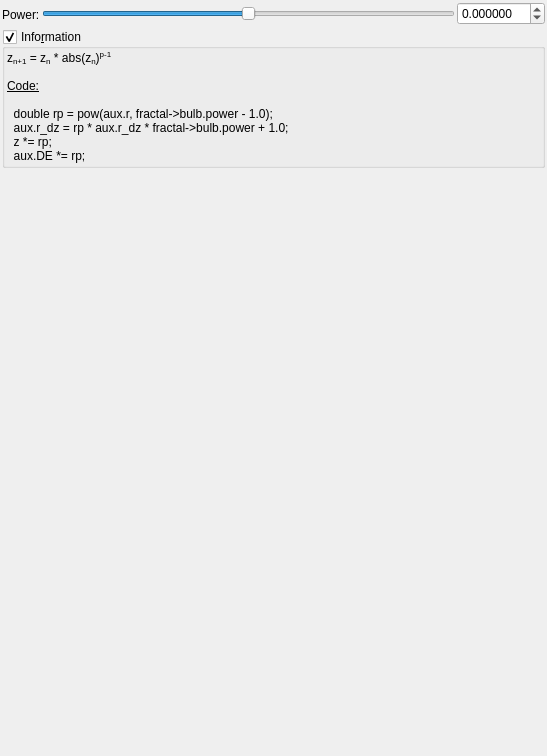
Old version of the form mandelbulber2/qt_data/fractal_transf_rpower.ui in the repository buddhi1980/mandelbulber2.
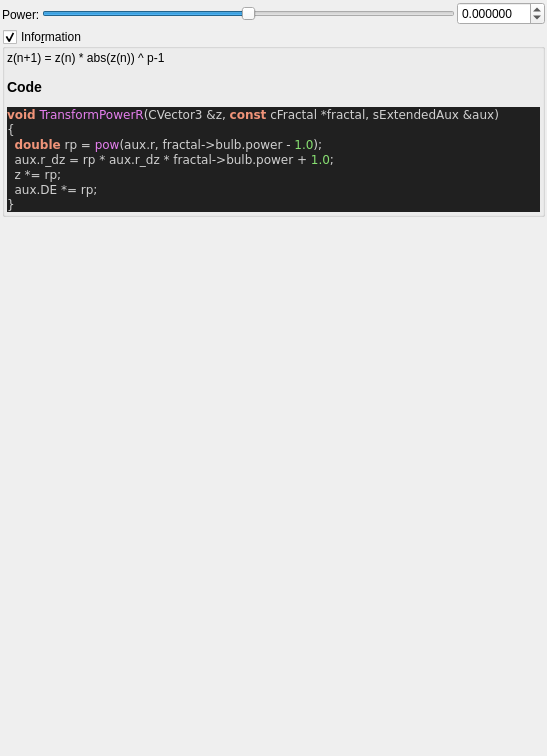
New version of the form. Custom widgets are drawn as their Qt base class.

Commit message:
added all transforms information boxes
now all formulas can be parsed.

@buddhi do you got a reference for Xenodreambuie formula?

```diff
--- a/mandelbulber2/qt_data/fractal_transf_rpower.ui
+++ b/mandelbulber2/qt_data/fractal_transf_rpower.ui
@@ -126,18 +126,28 @@
       <item>
        <widget class="QLabel" name="label_4">
         <property name="text">
-         <string>&lt;!DOCTYPE HTML PUBLIC &quot;-//W3C//DTD HTML 4.0//EN&quot; &quot;http://www.w3.org/TR/REC-html40/strict.dtd&quot;&gt;
-&lt;html&gt;&lt;head&gt;&lt;meta name=&quot;qrichtext&quot; content=&quot;1&quot; /&gt;&lt;style type=&quot;text/css&quot;&gt;
-p, li { white-space: pre-wrap; }
-&lt;/style&gt;&lt;/head&gt;&lt;body&gt;
-&lt;p style=&quot; margin-top:0px; margin-bottom:0px; margin-left:0px; margin-right:0px; -qt-block-indent:0; text-indent:0px;&quot;&gt;z&lt;span style=&quot; vertical-align:sub;&quot;&gt;n+1&lt;/span&gt; = z&lt;span style=&quot; vertical-align:sub;&quot;&gt;n&lt;/span&gt; * abs(z&lt;span style=&quot; vertical-align:sub;&quot;&gt;n&lt;/span&gt;)&lt;span style=&quot; vertical-align:super;&quot;&gt;p-1&lt;/span&gt;&lt;/p&gt;
-&lt;p style=&quot;-qt-paragraph-type:empty; margin-top:0px; margin-bottom:0px; margin-left:0px; margin-right:0px; -qt-block-indent:0; text-indent:0px;&quot;&gt;&lt;br /&gt;&lt;/p&gt;
-&lt;p style=&quot; margin-top:0px; margin-bottom:0px; margin-left:0px; margin-right:0px; -qt-block-indent:0; text-indent:0px;&quot;&gt;&lt;span style=&quot; text-decoration: underline;&quot;&gt;Code:&lt;/span&gt;&lt;/p&gt;
-&lt;p style=&quot;-qt-paragraph-type:empty; margin-top:0px; margin-bottom:0px; margin-left:0px; margin-right:0px; -qt-block-indent:0; text-indent:0px; text-decoration: underline;&quot;&gt;&lt;br /&gt;&lt;/p&gt;
-&lt;p style=&quot; margin-top:0px; margin-bottom:0px; margin-left:0px; margin-right:0px; -qt-block-indent:0; text-indent:0px;&quot;&gt;  double rp = pow(aux.r, fractal-&amp;gt;bulb.power - 1.0);&lt;/p&gt;
-&lt;p style=&quot; margin-top:0px; margin-bottom:0px; margin-left:0px; margin-right:0px; -qt-block-indent:0; text-indent:0px;&quot;&gt;  aux.r_dz = rp * aux.r_dz * fractal-&amp;gt;bulb.power + 1.0;&lt;/p&gt;
-&lt;p style=&quot; margin-top:0px; margin-bottom:0px; margin-left:0px; margin-right:0px; -qt-block-indent:0; text-indent:0px;&quot;&gt;  z *= rp;&lt;/p&gt;
-&lt;p style=&quot; margin-top:0px; margin-bottom:0px; margin-left:0px; margin-right:0px; -qt-block-indent:0; text-indent:0px;&quot;&gt;  aux.DE *= rp;&lt;/p&gt;&lt;/body&gt;&lt;/html&gt;</string>
+         <string>&lt;p&gt;z(n+1) = z(n) * abs(z(n)) ^ p-1&lt;/p&gt;&lt;table&gt;
+&lt;/table&gt;
+&lt;h3&gt;Code&lt;/h3&gt;
+&lt;!DOCTYPE HTML PUBLIC &quot;-//W3C//DTD HTML 4.0 Transitional//EN&quot;&gt;
+&lt;html&gt;
+&lt;head&gt;
+&lt;meta http-equiv=&quot;content-type&quot; content=&quot;text/html; charset=ISO-8859-1&quot;&gt;
+&lt;title&gt;Source file&lt;/title&gt;
+&lt;/head&gt;
+&lt;body style=&quot;background-color:#202020&quot;&gt;
+&lt;pre style=&quot;color:#d0d0d0; background-color:#202020;  font-family:'Courier New';&quot;&gt;&lt;span style=&quot;color:#f09479; font-weight:bold&quot;&gt;void&lt;/span&gt; &lt;span style=&quot;color:#e47eed&quot;&gt;TransformPowerR&lt;/span&gt;&lt;span style=&quot;color:#d0d0d0&quot;&gt;(&lt;/span&gt;CVector3 &lt;span style=&quot;color:#d0d0d0&quot;&gt;&amp;amp;&lt;/span&gt;z&lt;span style=&quot;color:#d0d0d0&quot;&gt;,&lt;/span&gt; &lt;span style=&quot;color:#f09479; font-weight:bold&quot;&gt;const&lt;/span&gt; cFractal &lt;span style=&quot;color:#d0d0d0&quot;&gt;*&lt;/span&gt;fractal&lt;span style=&quot;color:#d0d0d0&quot;&gt;,&lt;/span&gt; sExtendedAux &lt;span style=&quot;color:#d0d0d0&quot;&gt;&amp;amp;&lt;/span&gt;aux&lt;span style=&quot;color:#d0d0d0&quot;&gt;)&lt;/span&gt;
+&lt;span style=&quot;color:#d0d0d0&quot;&gt;{&lt;/span&gt;
+  &lt;span style=&quot;color:#f09479; font-weight:bold&quot;&gt;double&lt;/span&gt; rp &lt;span style=&quot;color:#d0d0d0&quot;&gt;=&lt;/span&gt; &lt;span style=&quot;color:#e47eed&quot;&gt;pow&lt;/span&gt;&lt;span style=&quot;color:#d0d0d0&quot;&gt;(&lt;/span&gt;aux&lt;span style=&quot;color:#d0d0d0&quot;&gt;.&lt;/span&gt;r&lt;span style=&quot;color:#d0d0d0&quot;&gt;,&lt;/span&gt; fractal&lt;span style=&quot;color:#d0d0d0&quot;&gt;-&amp;gt;&lt;/span&gt;bulb&lt;span style=&quot;color:#d0d0d0&quot;&gt;.&lt;/span&gt;power &lt;span style=&quot;color:#d0d0d0&quot;&gt;-&lt;/span&gt; &lt;span style=&quot;color:#87df71&quot;&gt;1.0&lt;/span&gt;&lt;span style=&quot;color:#d0d0d0&quot;&gt;);&lt;/span&gt;
+  aux&lt;span style=&quot;color:#d0d0d0&quot;&gt;.&lt;/span&gt;r_dz &lt;span style=&quot;color:#d0d0d0&quot;&gt;=&lt;/span&gt; rp &lt;span style=&quot;color:#d0d0d0&quot;&gt;*&lt;/span&gt; aux&lt;span style=&quot;color:#d0d0d0&quot;&gt;.&lt;/span&gt;r_dz &lt;span style=&quot;color:#d0d0d0&quot;&gt;*&lt;/span&gt; fractal&lt;span style=&quot;color:#d0d0d0&quot;&gt;-&amp;gt;&lt;/span&gt;bulb&lt;span style=&quot;color:#d0d0d0&quot;&gt;.&lt;/span&gt;power &lt;span style=&quot;color:#d0d0d0&quot;&gt;+&lt;/span&gt; &lt;span style=&quot;color:#87df71&quot;&gt;1.0&lt;/span&gt;&lt;span style=&quot;color:#d0d0d0&quot;&gt;;&lt;/span&gt;
+  z &lt;span style=&quot;color:#d0d0d0&quot;&gt;*=&lt;/span&gt; rp&lt;span style=&quot;color:#d0d0d0&quot;&gt;;&lt;/span&gt;
+  aux&lt;span style=&quot;color:#d0d0d0&quot;&gt;.&lt;/span&gt;DE &lt;span style=&quot;color:#d0d0d0&quot;&gt;*=&lt;/span&gt; rp&lt;span style=&quot;color:#d0d0d0&quot;&gt;;&lt;/span&gt;
+&lt;span style=&quot;color:#d0d0d0&quot;&gt;}&lt;/span&gt;
+&lt;/pre&gt;
+&lt;/body&gt;
+&lt;/html&gt;
+&lt;!--HTML generated by highlight 3.9, http://www.andre-simon.de/--&gt;
+</string>
         </property>
         <property name="wordWrap">
          <bool>true</bool>
```
Left out of the diff: 2 changed lines with no effect on the pictures. The commit also changes 75 other files.
